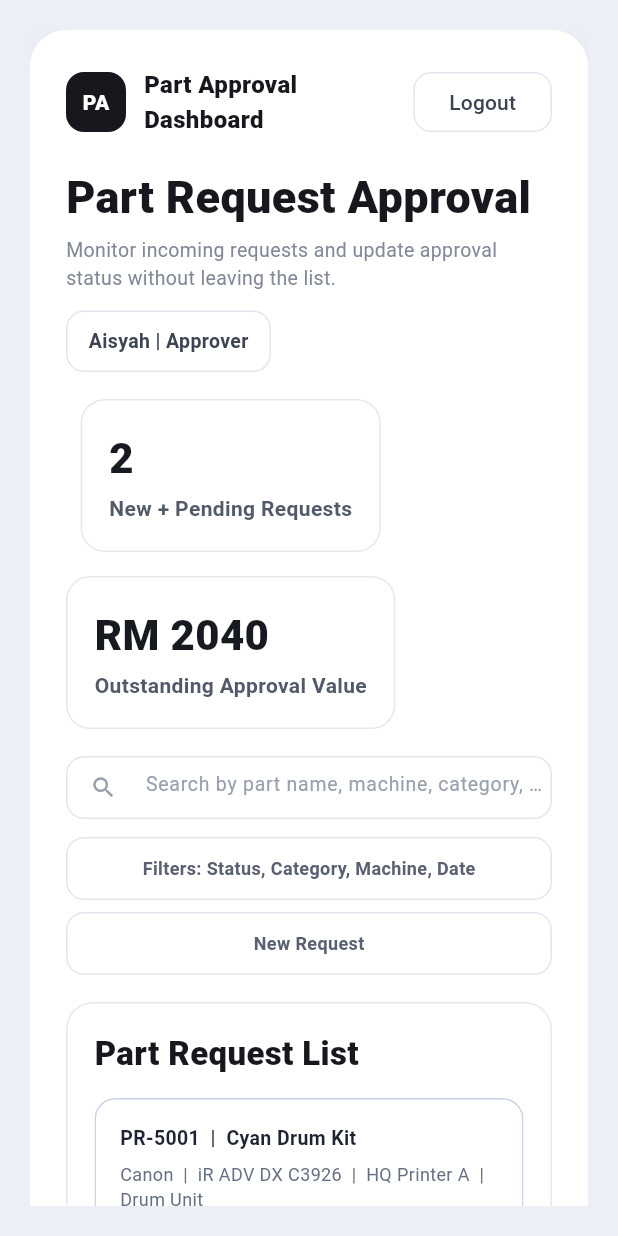
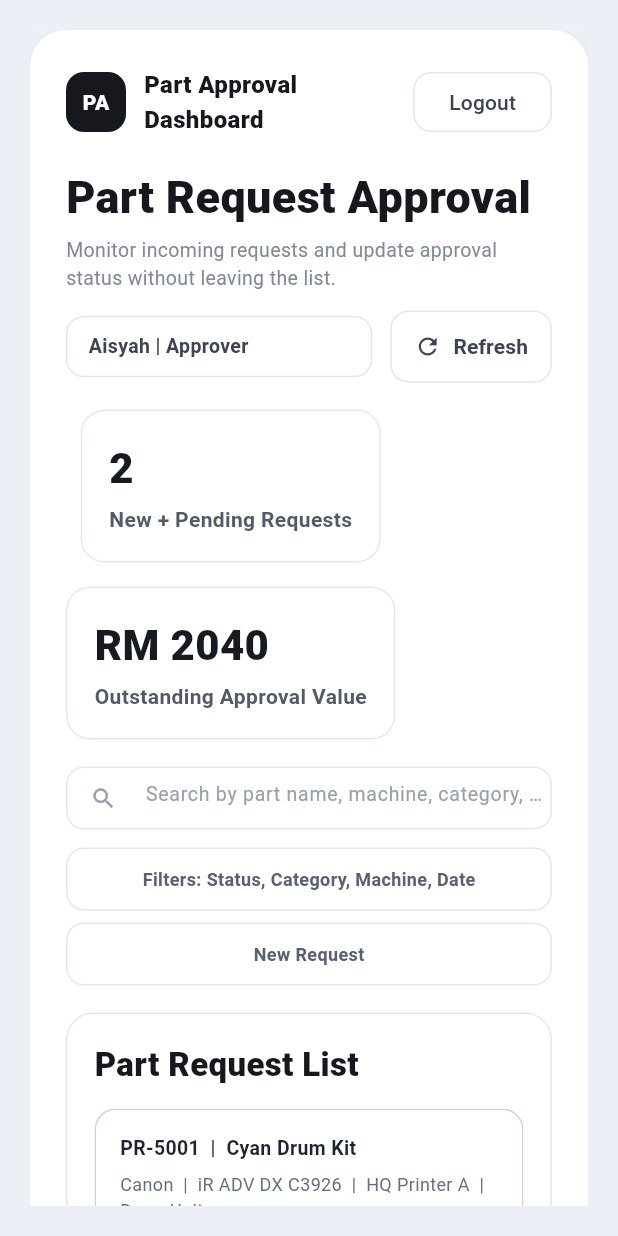
Before and after one commit to Ruining2908/PM_PartApproval, a Flutter app: the screen it shows after launch, after a tap on "Login", on a phone screen of 412 x 824 dp. Run offline on Flutter 3.47's test engine with Material 3 defaults, Android fonts, the light colour scheme and no system bars; Roboto replaces fonts that are missing (SF Pro Display).

Commit message:
Refresh button

```diff
--- a/lib/main.dart
+++ b/lib/main.dart
@@ -41,6 +41,21 @@ class _ApprovalHomePageState extends State<ApprovalHomePage> {
 
   final List<PartRequest> _requests = demoRequests;
   PartRequest? _selectedRequest = demoRequests.first;
+
+  void _handleRefresh() {
+    setState(() {
+      if (_filteredRequests.isNotEmpty) {
+        _selectedRequest = _filteredRequests.first;
+      }
+    });
+
+    ScaffoldMessenger.of(context).showSnackBar(
+      const SnackBar(
+        content: Text('Request list refreshed'),
+        duration: Duration(seconds: 1),
+      ),
+    );
+  }
 
   List<PartRequest> get _filteredRequests {
     if (_query.isEmpty) return _requests;
@@ -95,6 +110,7 @@ class _ApprovalHomePageState extends State<ApprovalHomePage> {
                     _selectedRequest = request;
                   });
                 },
+                onRefresh: _handleRefresh,
               )
             : LoginView(
                 onLogin: () {
@@ -278,6 +294,7 @@ class DashboardView extends StatelessWidget {
     required this.onSearchChanged,
     required this.onRequestSelected,
     required this.onStatusChanged,
+    required this.onRefresh,
   });
 
   final List<PartRequest> requests;
@@ -290,6 +307,7 @@ class DashboardView extends StatelessWidget {
   final ValueChanged<PartRequest> onRequestSelected;
   final void Function(PartRequest request, ApprovalStatus status)
   onStatusChanged;
+  final VoidCallback onRefresh;
 
   @override
   Widget build(BuildContext context) {
@@ -319,6 +337,7 @@ class DashboardView extends StatelessWidget {
           onSearchChanged: onSearchChanged,
           onRequestSelected: onRequestSelected,
           onStatusChanged: onStatusChanged,
+          onRefresh: onRefresh,
           usePageScrollLayout: usePageScrollLayout,
         );
 
@@ -352,6 +371,7 @@ class _DashboardContent extends StatelessWidget {
     required this.onSearchChanged,
     required this.onRequestSelected,
     required this.onStatusChanged,
+    required this.onRefresh,
     required this.usePageScrollLayout,
   });
 
@@ -368,6 +388,7 @@ class _DashboardContent extends StatelessWidget {
   final ValueChanged<PartRequest> onRequestSelected;
   final void Function(PartRequest request, ApprovalStatus status)
   onStatusChanged;
+  final VoidCallback onRefresh;
   final bool usePageScrollLayout;
 
   @override
@@ -449,6 +470,7 @@ class _DashboardContent extends StatelessWidget {
                     ],
                     _DashboardHeader(
                       onLogout: onLogout,
+                      onRefresh: onRefresh,
                       compact: compactHeader,
                     ),
                     const SizedBox(height: 18),
@@ -786,9 +808,14 @@ class _SidebarItem extends StatelessWidget {
 }
 
 class _DashboardHeader extends StatelessWidget {
-  const _DashboardHeader({required this.onLogout, required this.compact});
+  const _DashboardHeader({
+    required this.onLogout,
+    required this.onRefresh,
+    required this.compact,
+  });
 
   final VoidCallback onLogout;
+  final VoidCallback onRefresh;
   final bool compact;
 
   @override
@@ -829,16 +856,43 @@ class _DashboardHeader extends StatelessWidget {
       ),
     );
 
+    final refreshButton = OutlinedButton.icon(
+      onPressed: onRefresh,
+      style: OutlinedButton.styleFrom(
+        foregroundColor: const Color(0xFF3C4352),
+        side: const BorderSide(color: Color(0xFFE3E6EF)),
+        shape: RoundedRectangleBorder(borderRadius: BorderRadius.circular(12)),
+        padding: const EdgeInsets.symmetric(horizontal: 16, vertical: 14),
+      ),
+      icon: const Icon(Icons.refresh, size: 18),
+      label: const Text(
+        'Refresh',
+        style: TextStyle(fontWeight: FontWeight.w700),
+      ),
+    );
+
     if (compact) {
       return Column(
         crossAxisAlignment: CrossAxisAlignment.start,
-        children: [titleBlock, const SizedBox(height: 12), userBadge],
+        children: [
+          titleBlock,
+          const SizedBox(height: 12),
+          Row(
+            children: [
+              Expanded(child: userBadge),
+              const SizedBox(width: 12),
+              refreshButton,
+            ],
+          ),
+        ],
       );
     }
 
     return Row(
       children: [
         Expanded(child: titleBlock),
+        refreshButton,
+        const SizedBox(width: 12),
         userBadge,
       ],
     );
```
